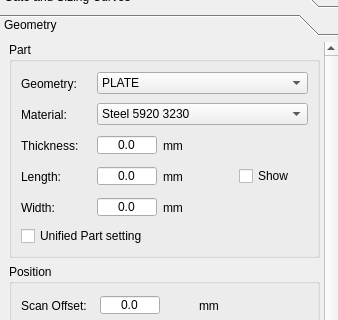
First picture: the form in phascan_view/ui/DopplerGroupTab.ui, repository qinxingying/hello-word, before the edit; both pictures show x 0 to 338 and y 98 to 418 of the 338 by 720 pixel window.
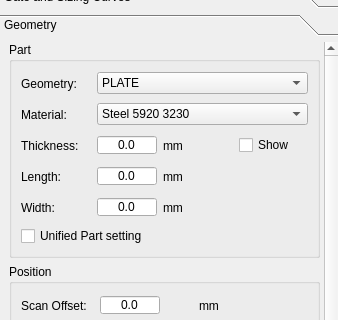
Second picture: the form after the edit. The open tabs and pages were chosen to show the change. Icons and pictures are not drawn. Custom widgets are drawn as their Qt base class.

Diff of the .ui file:
```diff
--- a/phascan_view/ui/DopplerGroupTab.ui
+++ b/phascan_view/ui/DopplerGroupTab.ui
@@ -5224,13 +5224,6 @@
                   </property>
                  </widget>
                 </item>
-                <item row="1" column="3">
-                 <widget class="QCheckBox" name="CheckShowThickness">
-                  <property name="text">
-                   <string>Show</string>
-                  </property>
-                 </widget>
-                </item>
                 <item row="2" column="0">
                  <widget class="QLabel" name="LabelPartSize3">
                   <property name="sizePolicy">
@@ -5291,6 +5284,13 @@
                   </property>
                  </widget>
                 </item>
+                <item row="0" column="3">
+                 <widget class="QCheckBox" name="CheckShowThickness">
+                  <property name="text">
+                   <string>Show</string>
+                  </property>
+                 </widget>
+                </item>
                </layout>
               </item>
               <item row="2" column="0">
```
Left out of the diff: 74 changed lines with no effect on the pictures.
